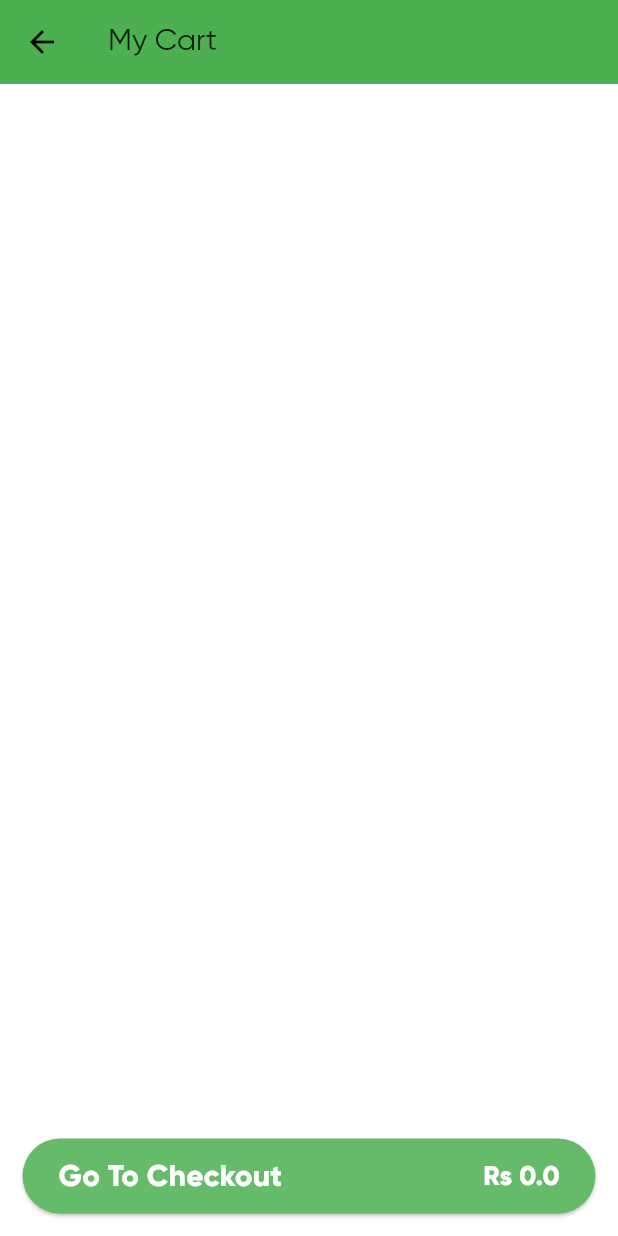
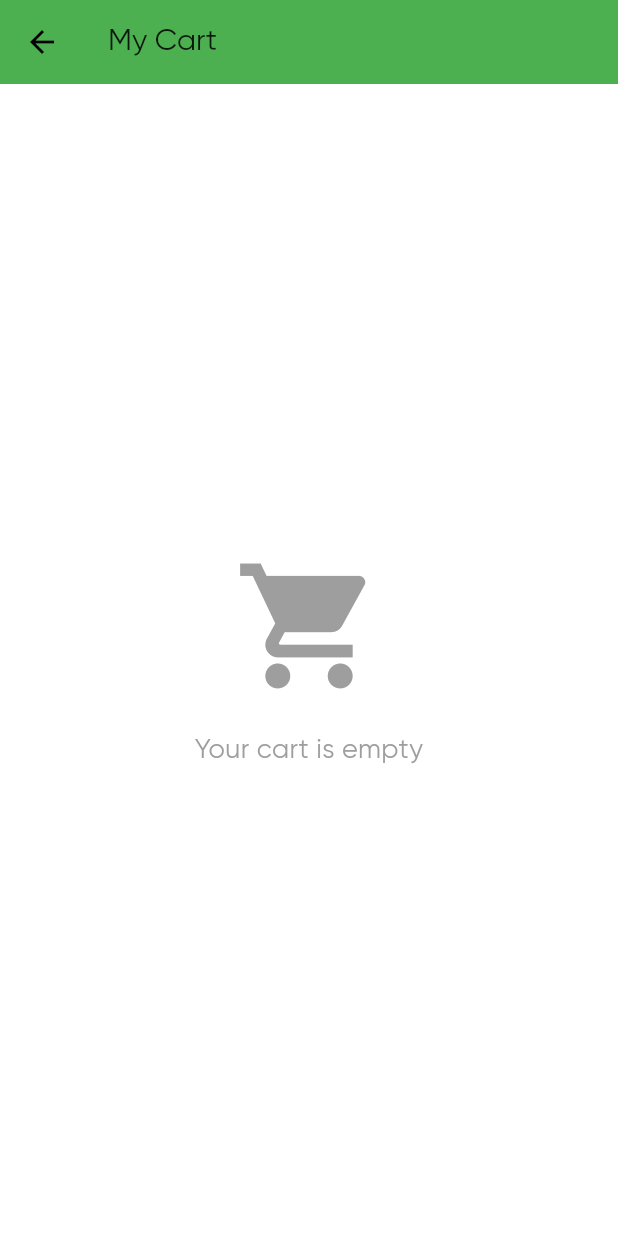
Before and after one commit to ChakaliMadhu6302769895/Flutter-Grocery-App-UI-main, a Flutter app: the CartScreen screen opened directly, on a phone screen of 412 x 824 dp. Run offline on Flutter 3.47's test engine with Material 3 defaults, Android fonts, the phone set to English and light mode, and no system bars; our stand-ins replace flutter_svg, salomon_bottom_bar.

Commit message:
Cart and fav screens are completed

```diff
--- a/lib/screens/cart/cart_screen.dart
+++ b/lib/screens/cart/cart_screen.dart
@@ -29,6 +29,25 @@ class CartScreen extends StatelessWidget {
       ),
       body: Consumer<CartModel>(
         builder: (context, cart, child) {
+          if (cart.cartItems.isEmpty) {
+            return Center(
+              child: Column(
+                mainAxisAlignment: MainAxisAlignment.center,
+                children: [
+                  Icon(
+                    Icons.shopping_cart,
+                    size: 100,
+                    color: Colors.grey,
+                  ),
+                  SizedBox(height: 20),
+                  Text(
+                    "Your cart is empty",
+                    style: TextStyle(fontSize: 18, color: Colors.grey),
+                  ),
+                ],
+              ),
+            );
+          } else {
             return Column(
               children: [
                 Expanded(
@@ -56,6 +75,7 @@ class CartScreen extends StatelessWidget {
                 getCheckoutButton(context, cart),
               ],
             );
+          }
         },
       ),
     );
@@ -70,6 +90,7 @@ class CartScreen extends StatelessWidget {
         style: ElevatedButton.styleFrom(
             backgroundColor: Colors.green[400], fixedSize: Size(400, 50)),
         onPressed: () {
+          if (cart.cartItems.isNotEmpty) {
             showModalBottomSheet(
               context: context,
               builder: (BuildContext context) {
@@ -80,6 +101,15 @@ class CartScreen extends StatelessWidget {
                 );
               },
             );
+          } else {
+            // Handle the case where the cart is empty
+            ScaffoldMessenger.of(context).showSnackBar(
+              SnackBar(
+                content: Text("Your cart is empty"),
+                duration: Duration(seconds: 2),
+              ),
+            );
+          }
         },
         child: Row(
           mainAxisAlignment: MainAxisAlignment.spaceBetween,
```
Lines whose indentation alone changed are shown as unchanged.
